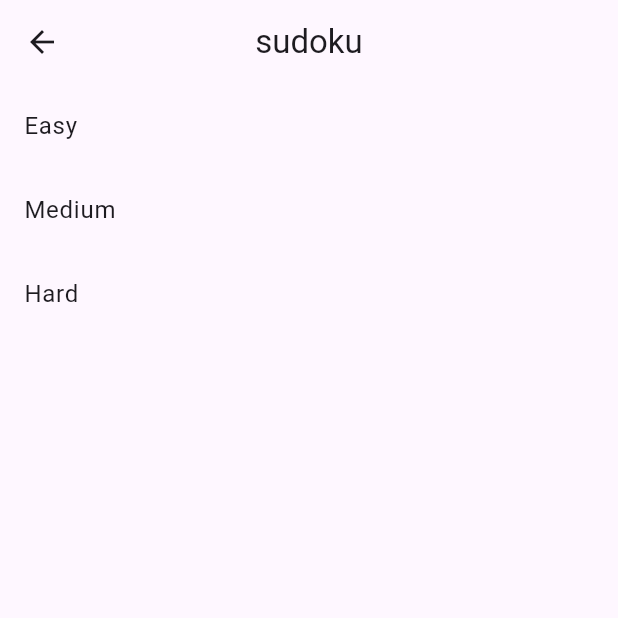
After one commit to kardeepakkumar/brain_games, a Flutter app: the screen it shows after launch, after a tap on "Sudoku", on a phone screen of 412 x 824 dp, the top half of it. The commit adds this screen. Run offline on Flutter 3.47's test engine with Material 3 defaults, Android fonts, the phone set to English and light mode, and no system bars; our stand-ins replace hive, hive_flutter; accounts and stored records are empty.

Commit message:
sudoku main page added

```diff
--- /dev/null
+++ b/lib/core/abstract_game_main_page.dart
@@ -0,0 +1,56 @@
+import 'package:flutter/material.dart';
+
+abstract class GameMainPage extends StatefulWidget {
+  const GameMainPage({super.key});
+
+  @override
+  GameMainPageState createState();
+}
+
+abstract class GameMainPageState<T extends GameMainPage> extends State<T> {
+
+  late String _gameTitle;
+  void initGame();
+
+  @override
+  void initState() {
+    super.initState();
+    initGame();
+  }
+
+  @override
+  Widget build(BuildContext context) {
+    return gameMainPageBuilder(context);
+  }
+
+  Scaffold gameMainPageBuilder(BuildContext context) {
+    return Scaffold(
+    appBar: gameMainPageAppBar(),
+    body: gameMainPageBody(context),
+  );
+  }
+
+  AppBar gameMainPageAppBar() {
+    return AppBar(
+    title: Text(_gameTitle),
+    centerTitle: true,
+    );
+  }
+
+  set setGameTitle(String gameTitle) {
+    _gameTitle = gameTitle;
+  }
+
+  Widget gameMainPageBody(BuildContext context);
+
+  ListTile gameListTile(BuildContext context, String text, Widget page) {
+    return ListTile(
+      title: Text(text),
+      onTap: () {
+        Navigator.of(context).push(
+          MaterialPageRoute(builder: (context) => page),
+        );
+      },
+    );
+  }
+}
--- a/lib/games/sudoku/sudoku.dart
+++ b/lib/games/sudoku/sudoku.dart
@@ -7,10 +7,17 @@ class Sudoku extends Game{
   late List<List<int>> solutionGrid;
   late List<List<int>> puzzleGrid;
   late List<List<int>> currentGrid;
+  late String level;
 
-  Sudoku() {
+  Sudoku(String level) {
     solutionGrid = _generateFullGrid();
-    puzzleGrid = _generatePuzzleGrid(10);
+    if (level == "Easy") {
+      puzzleGrid = _generatePuzzleGrid(10);
+    } else if (level == "Medium") {
+      puzzleGrid = _generatePuzzleGrid(20);
+    } else if (level == "Hard") {
+      puzzleGrid = _generatePuzzleGrid(30);
+    }
     currentGrid = Grid.cloneGrid(puzzleGrid);
   }
 
--- /dev/null
+++ b/lib/games/sudoku/sudoku_main_page.dart
@@ -0,0 +1,31 @@
+import 'package:brain_games/core/abstract_game_main_page.dart';
+import 'package:brain_games/games/sudoku/sudoku_page.dart';
+import 'package:flutter/material.dart';
+
+class SudokuMainPage extends GameMainPage{
+
+  const SudokuMainPage({super.key});
+
+  @override
+  SudokuMainPageState createState() => SudokuMainPageState();
+}
+
+class SudokuMainPageState extends GameMainPageState{
+
+  @override
+  void initGame() {
+    setGameTitle = "sudoku";
+  }
+
+  @override
+  Widget gameMainPageBody(BuildContext context) {
+    return ListView(
+    children: [
+      gameListTile(context, 'Easy', const SudokuPage(level: 'Easy')),
+      gameListTile(context, 'Medium', const SudokuPage(level: 'Medium')),
+      gameListTile(context, 'Hard', const SudokuPage(level: 'Hard')),
+    ],
+  );
+  }
+
+}
--- a/lib/games/sudoku/sudoku_page.dart
+++ b/lib/games/sudoku/sudoku_page.dart
@@ -4,7 +4,9 @@ import 'package:flutter/material.dart';
 import 'package:brain_games/games/sudoku/sudoku.dart';
 
 class SudokuPage extends GamePage {
-  const SudokuPage({super.key});
+  final String level;
+
+  const SudokuPage({super.key, required this.level});
 
   @override
   SudokuPageState createState() => SudokuPageState();
@@ -12,7 +14,7 @@ class SudokuPage extends GamePage {
 }
 
 class SudokuPageState extends GamePageState {
-
+  late final String level;
   late int selectedRow;
   late int selectedCol;
   late List<List<bool>> affectedCells;
@@ -20,7 +22,7 @@ class SudokuPageState extends GamePageState {
   @override
   void initGame() {
     setGameTitle = "sudoku";
-    setGame = Sudoku();
+    setGame = Sudoku((widget as SudokuPage).level);
     _setSelectedAndAffectedCells(-1, -1);
   }
 
@@ -42,7 +44,7 @@ class SudokuPageState extends GamePageState {
 
   @override
   SudokuPage gameBuilder() {
-    return const SudokuPage();
+    return SudokuPage(level: (widget as SudokuPage).level);
   }
 
   @override
--- a/lib/views/main_page.dart
+++ b/lib/views/main_page.dart
@@ -1,9 +1,9 @@
 import 'package:brain_games/games/game2048/game2048_page.dart';
+import 'package:brain_games/games/sudoku/sudoku_main_page.dart';
 import 'package:flutter/material.dart';
 
 import '../games/memory_match/game_memory_match_page.dart';
 import 'stats_main_page.dart';
-import 'package:brain_games/games/sudoku/sudoku_page.dart';
 
 class MainPage extends StatelessWidget {
   const MainPage({super.key});
@@ -32,7 +32,7 @@ class MainPage extends StatelessWidget {
     children: [
       viewStatsPageButton(context),
       gameListTile(context, '2048', const Game2048Page()),
-      gameListTile(context, 'Sudoku', const SudokuPage()),
+      gameListTile(context, 'Sudoku', const SudokuMainPage()),
       gameListTile(context, 'Memory Match', const GameMemoryMatchPage()),
     ],
   );
```
